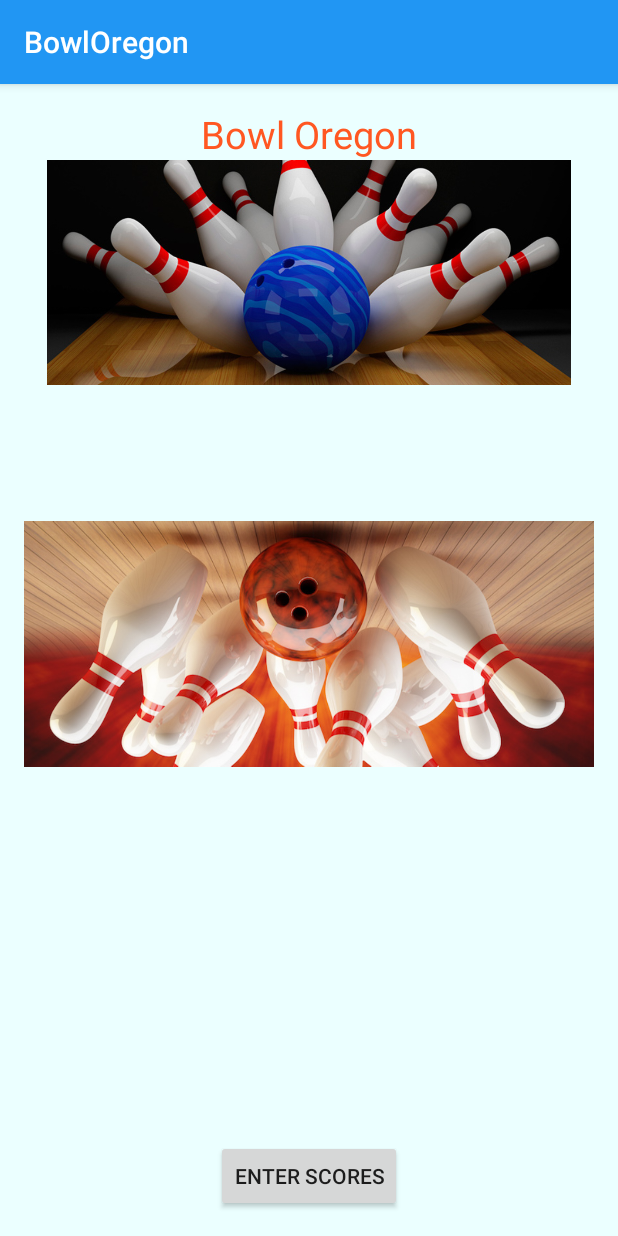
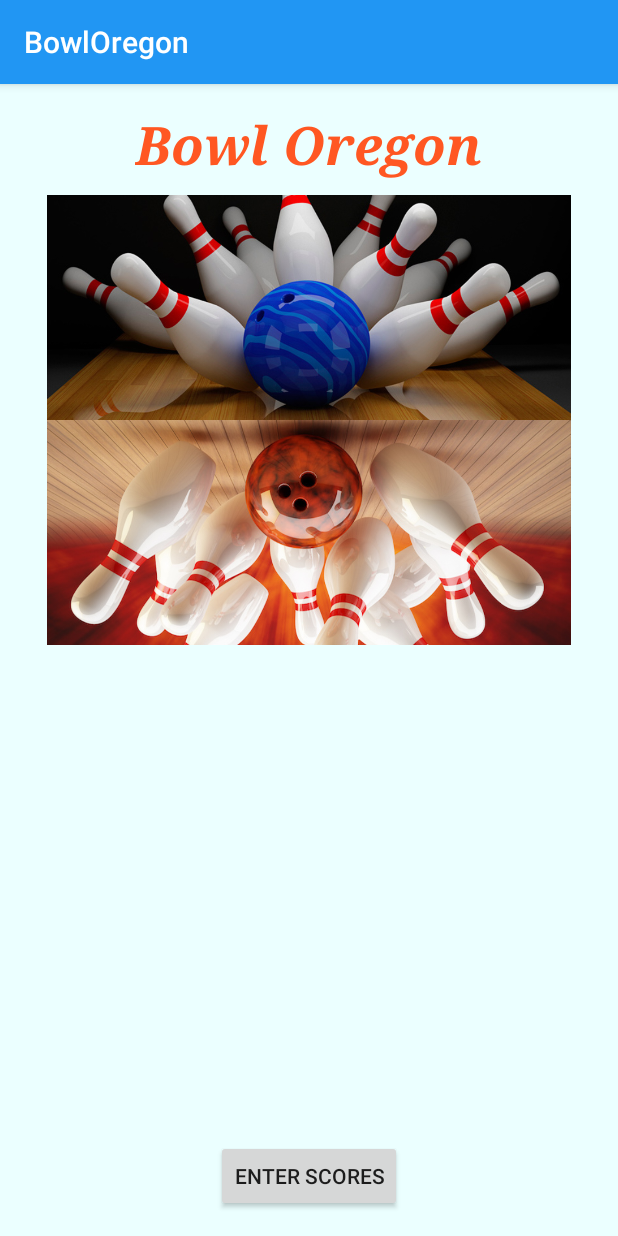
Before and after one commit to darenschaad/Android_Bowl-Oregon, an Android app: the screen it shows after launch (MainActivity), on a phone screen of 412 x 824 dp. Run offline under Robolectric (Android 15) with nearby library versions, the phone set to English and light mode, and no system bars.

Commit message:
formatted images on front page

```diff
--- a/app/src/main/res/layout/activity_main.xml
+++ b/app/src/main/res/layout/activity_main.xml
@@ -27,7 +27,11 @@
         android:layout_alignParentTop="true"
         android:layout_centerHorizontal="true"
         android:textColor="@color/colorAccent"
-        android:textSize="25sp" />
+        android:textSize="35sp"
+        android:typeface="serif"
+        android:textAlignment="center"
+        android:textStyle="bold|italic"
+        android:layout_marginBottom="10dp"/>
 
     <Button
         android:layout_width="wrap_content"
@@ -39,7 +43,7 @@
 
     <ImageView
         android:layout_width="150dp"
-        android:layout_height="wrap_content"
+        android:layout_height="150dp"
         android:id="@+id/imageView2"
         android:src="@drawable/BowlingTrial"
         android:layout_alignParentLeft="true"
```
